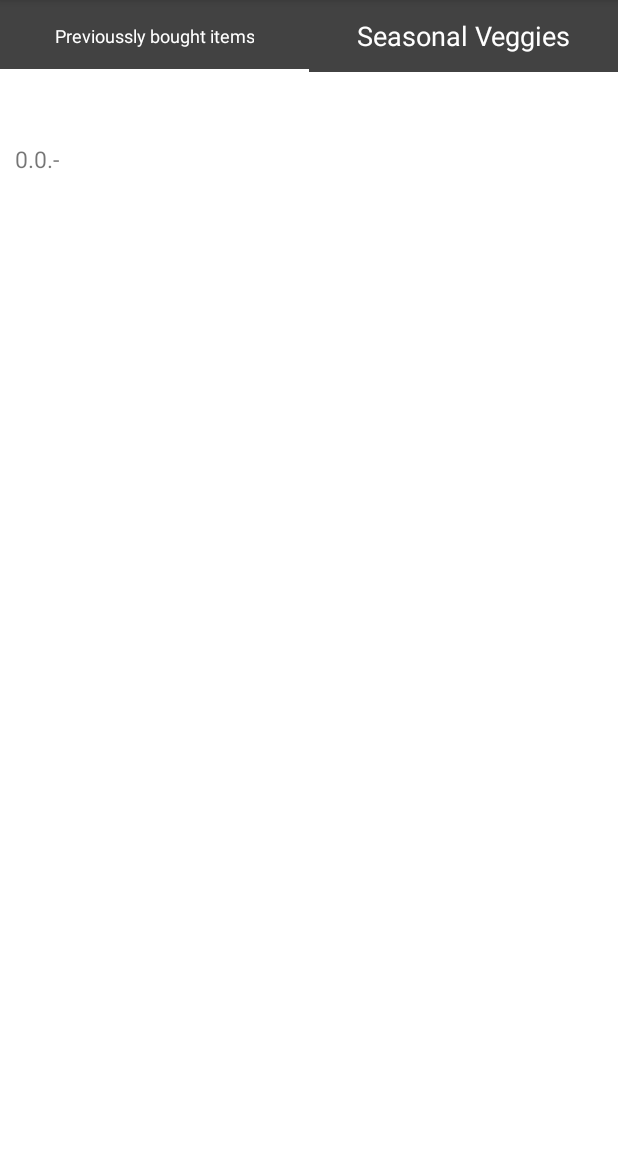
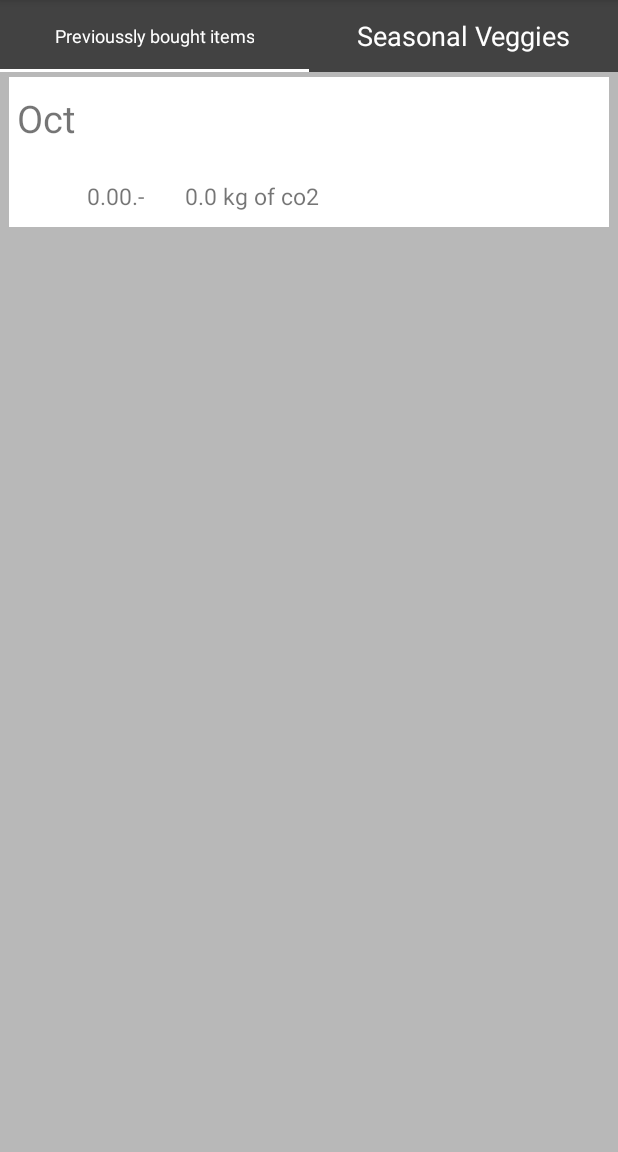
Before and after one commit to sansavenir/co2oc, an Android app: the ShoppingRV screen opened directly, with no data from a screen before it, on a phone screen of 412 x 824 dp, the part 84-1236 px from its top. Run offline under Robolectric (Android 15) with nearby library versions, the phone set to English and light mode, and no system bars; Roboto replaces fonts that are not available here; 7 statements that could not run were skipped.

Commit message:
added co2 and improved view

```diff
--- a/app/src/main/java/com/jk/co2preview/BuyItemActivity/BuyItemInfo.kt
+++ b/app/src/main/java/com/jk/co2preview/BuyItemActivity/BuyItemInfo.kt
@@ -41,6 +41,12 @@ class BuyItemInfo(shopping: Shopping) : Fragment() {
             }
         }
 
+        val co2TextView = view.findViewById<TextView>(R.id.item_co2)
+        val co2 = shopping.get_sum_co2()
+        val txt = co2.map{(it*10).toInt()/10F}.joinToString ( "," )
+        co2TextView.text = txt
+
+
 
         return view
     }
--- a/app/src/main/java/com/jk/co2preview/BuyItemActivity/BuyItemRV.kt
+++ b/app/src/main/java/com/jk/co2preview/BuyItemActivity/BuyItemRV.kt
@@ -25,7 +25,6 @@ class BuyItemRV(shopping: Shopping) : Fragment() {
         // Inflate the layout for this fragment
         val view = inflater.inflate(R.layout.buy_item_rv, container, false)
         val rvShopping = view.findViewById<View>(R.id.rvShopping) as RecyclerView
-        this.context?.let { shopping.init_items_from_db(it) }
         val db_items = this.context?.let { shopping.get_items()}
         val adapter = db_items?.let { DatabaseItemAdapter(it) }
         rvShopping.adapter = adapter
--- a/app/src/main/java/com/jk/co2preview/ShoppingActivity/SeasonalVegies.kt
+++ b/app/src/main/java/com/jk/co2preview/ShoppingActivity/SeasonalVegies.kt
@@ -30,8 +30,6 @@ class SeasonalVegies : Fragment() {
         rvShopping.adapter = adapter
         rvShopping.layoutManager = LinearLayoutManager(this.context)
 
-
-
         return view
     }
 
--- a/app/src/main/java/com/jk/co2preview/ShoppingActivity/ShoppingAdapter.kt
+++ b/app/src/main/java/com/jk/co2preview/ShoppingActivity/ShoppingAdapter.kt
@@ -1,12 +1,13 @@
 package com.jk.co2preview
 
+import android.annotation.SuppressLint
 import android.content.Context
 import android.content.Intent
 import android.os.Build
 import android.view.LayoutInflater
 import android.view.View
 import android.view.ViewGroup
-import android.widget.RelativeLayout
+import android.widget.LinearLayout
 import android.widget.TextView
 import androidx.annotation.RequiresApi
 import androidx.recyclerview.widget.RecyclerView
@@ -22,9 +23,11 @@ class ShoppingAdapter (private val mShoopings: List<Shopping>) : RecyclerView.Ad
     inner class ViewHolder(listItemView: View) : RecyclerView.ViewHolder(listItemView) {
         // Your holder should contain and initialize a member variable
         // for any view that will be set as you render a row
-        val dateTextView = itemView.findViewById<TextView>(R.id.shopping_date)
+        val monthTextView = itemView.findViewById<TextView>(R.id.shopping_month)
+        val dayTextView = itemView.findViewById<TextView>(R.id.shopping_day)
         val costTextView = itemView.findViewById<TextView>(R.id.shopping_cost)
-        val recyclerView = itemView.findViewById<RelativeLayout>(R.id.shopping_recycler)
+        val co2TextView = itemView.findViewById<TextView>(R.id.shopping_co2)
+        val recyclerView = itemView.findViewById<LinearLayout>(R.id.shopping_recycler)
     }
 
     // ... constructor and member variables
@@ -39,15 +42,21 @@ class ShoppingAdapter (private val mShoopings: List<Shopping>) : RecyclerView.Ad
     }
 
     // Involves populating data into the item through holder
+    @SuppressLint("SetTextI18n")
     @RequiresApi(Build.VERSION_CODES.O)
     override fun onBindViewHolder(viewHolder: ShoppingAdapter.ViewHolder, position: Int) {
         // Get the data model based on position
         val shopping: Shopping = mShoopings[position]
+        this.context?.let { shopping.init_items_from_db(it) }
         // Set item views based on your views and data model
-        val dateView = viewHolder.dateTextView
-        dateView.text = shopping.get_date()
+        val dateView = viewHolder.monthTextView
+        dateView.text = shopping.get_month().take(3)
         val costView = viewHolder.costTextView
-        costView.text = "${shopping.get_cost()}.-"
+        costView.text = "${"%.2f".format(shopping.get_cost())}.-"
+        val dayView = viewHolder.dayTextView
+        dayView.text = shopping.get_day()
+        val co2View = viewHolder.co2TextView
+        co2View.text = "${((shopping.get_sum_co2().sum()*10).toInt()/10F)} kg of co2"
 
         viewHolder.recyclerView.setOnClickListener{
             val intent = Intent(context, BuyItemActivity::class.java)
--- a/app/src/main/java/com/jk/co2preview/database/DBHandler.kt
+++ b/app/src/main/java/com/jk/co2preview/database/DBHandler.kt
@@ -86,10 +86,11 @@ class DBHandler(context: Context, name: String?,
         val link : String? = cursor.getStringOrNull(8)
         val season : String? = cursor.getStringOrNull(9)
         val weight : Float? = cursor.getFloatOrNull(10)
+        val co2 : String? = cursor.getStringOrNull(11)
 
         val product = id?.let { DatabaseItem(id=it, name=name, desc=desc, gen_info=gen_info,
                 nutrients=nutrients, origin=origin, price=price, orig_price=orig_price,
-                link=link, season=season, null, null, null, null, null, weight=weight) }
+                link=link, season=season, null, null, null, null, null, weight=weight, co2=co2) }
         return product
     }
 
--- a/app/src/main/res/layout/shopping_item.xml
+++ b/app/src/main/res/layout/shopping_item.xml
@@ -1,44 +1,60 @@
 <?xml version="1.0" encoding="utf-8"?>
-<RelativeLayout xmlns:android="http://schemas.android.com/apk/res/android"
+<LinearLayout xmlns:android="http://schemas.android.com/apk/res/android"
     xmlns:tools="http://schemas.android.com/tools"
     android:id="@+id/shopping.recycler"
-    android:layout_width="wrap_content"
+    android:layout_width="match_parent"
     android:layout_height="wrap_content"
-    android:paddingTop="30dp"
-    android:paddingBottom="30dp"
-    android:layout_marginLeft="10dp"
+    android:background="@color/white"
+    android:layout_marginLeft="6dp"
+    android:layout_marginRight="6dp"
+    android:layout_marginTop="3dp"
+    android:paddingTop="10dp"
+    android:paddingBottom="10dp"
     >
 
-
-    <TextView
-        android:id="@+id/shopping.date"
-        android:layout_width="match_parent"
-        android:layout_height="wrap_content"
-        android:layout_centerHorizontal="true"
-        android:layout_alignParentTop="true"
-        android:text="date: "
-        android:layout_margin="0dp"
-        android:textSize="15dp"
-        />
+    <LinearLayout
+        android:layout_width="50dp"
+        android:layout_height="80dp"
+        android:orientation="vertical"
+        >
+        <TextView
+            android:id="@+id/shopping.month"
+            android:layout_width="match_parent"
+            android:layout_height="40dp"
+            android:text="Oct"
+            android:gravity="center_horizontal"
+            android:textSize="25dp"
+            />
+        <TextView
+            android:id="@+id/shopping.day"
+            android:layout_width="match_parent"
+            android:layout_height="50dp"
+            android:text="17"
+            android:gravity="center_horizontal"
+            android:textSize="18dp"
+            />
+    </LinearLayout>
 
     <LinearLayout
         android:layout_width="match_parent"
-        android:layout_height="wrap_content"
-        android:orientation="horizontal"
-        android:layout_marginTop="17dp"
-
+        android:layout_height="match_parent"
+        android:gravity="bottom"
+        android:layout_marginLeft="2dp"
         >
-
         <TextView
             android:id="@+id/shopping.cost"
-            android:layout_width="match_parent"
+            android:layout_width="65dp"
             android:layout_height="wrap_content"
-            android:text="Cost:"
-            android:layout_margin="0dp"
+            android:text="107.43.-"
             android:textSize="15dp"
-            tools:ignore="Suspicious0dp"
+            />
+        <TextView
+            android:id="@+id/shopping.co2"
+            android:layout_width="100dp"
+            android:layout_height="wrap_content"
+            android:text="co2"
+            android:textSize="15dp"
+            />
+    </LinearLayout>
 
-            />
-
-    </LinearLayout>
-</RelativeLayout>
+</LinearLayout>
--- a/app/src/main/res/layout/shopping_rv.xml
+++ b/app/src/main/res/layout/shopping_rv.xml
@@ -4,17 +4,16 @@
     xmlns:tools="http://schemas.android.com/tools"
     android:layout_width="match_parent"
     android:layout_height="match_parent"
+    android:background="#B8B8B8"
     tools:context=".ShoppingActivity">
 
         <androidx.recyclerview.widget.RecyclerView
             android:id="@+id/rvShopping"
             android:layout_width="0dp"
             android:layout_height="0dp"
-            android:layout_marginTop="0dp"
             app:layout_constraintBottom_toBottomOf="parent"
             app:layout_constraintEnd_toEndOf="parent"
             app:layout_constraintStart_toStartOf="parent"
-            app:layout_constraintTop_toTopOf="parent"
-            />
+            app:layout_constraintTop_toTopOf="parent" />
 
 </androidx.constraintlayout.widget.ConstraintLayout>
```
Also changed, not shown: app/src/main/java/com/jk/co2preview/ItemActivity/ItemActivity.kt (+5 -4 lines), app/src/main/java/com/jk/co2preview/data_representation/Shopping.kt (+26 -0 lines), app/src/main/java/com/jk/co2preview/database/DatabaseItem.kt (+15 -1 lines), app/src/main/java/com/jk/co2preview/extras/extras.kt (+6 -1 lines), app/src/main/res/layout/buy_item_info.xml (+25 -6 lines), app/src/main/res/layout/item_activity.xml (+12 -0 lines), 7 other files.
